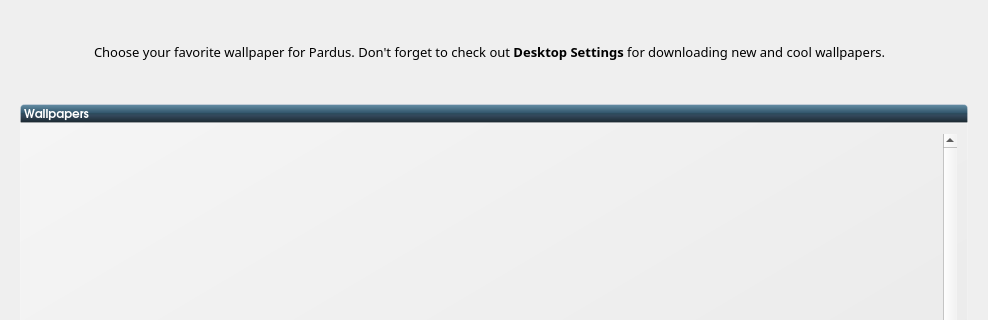
pars-linux/uludag, file kde/kaptan/ui/ui_scrWallpaper.ui: the form before one commit; both pictures show x 0 to 988 and y 0 to 320 of the 988 by 750 pixel window.
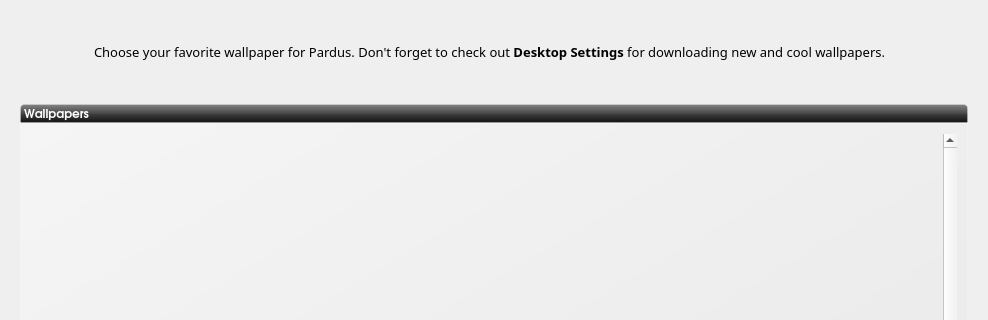
The form after the commit. Icons and pictures are not drawn.

Commit message: change color to blackish gray

```diff
--- a/kde/kaptan/ui/ui_scrWallpaper.ui
+++ b/kde/kaptan/ui/ui_scrWallpaper.ui
@@ -106,7 +106,7 @@
         </font>
        </property>
        <property name="styleSheet">
-        <string notr="true">background-color: qlineargradient(spread:pad, x1:0.5, y1:1, x2:0.5, y2:0, stop:0 rgba(26, 38, 45, 255), stop:0.398093 rgba(51, 72, 91, 255), stop:0.521739 rgba(45, 76, 94, 255), stop:0.531585 rgba(49, 84, 106, 255), stop:0.983696 rgba(99, 141, 164, 255), stop:1 rgba(120, 146, 172, 255));
+        <string notr="true">    background-color: qlineargradient(spread:pad, x1:0.5, y1:0, x2:0.5, y2:1, stop:0 rgba(132, 132, 132, 255), stop:0.501481 rgba(70, 70, 70, 255), stop:0.503057 rgba(62, 62, 62, 255), stop:1 rgba(16, 16, 16, 255));
 /*background-color: qlineargradient(spread:pad, x1:1, y1:1, x2:0, y2:0, stop:0 rgba(219, 219, 219, 100), stop:1 rgba(255, 255, 255, 100));*/
 border: 1px solid rgba(255,255,255,50);
 color:white;
```
The commit also changes 9 other files.
